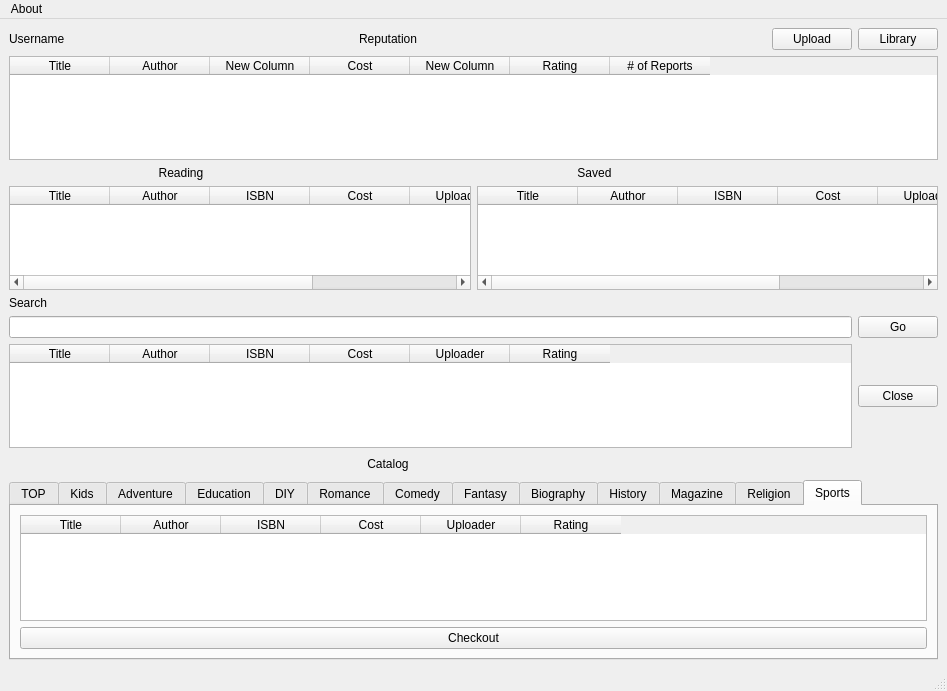
Above: designer/Ui_MainWindowRegistered.ui from psuong/P2PBooks before the change. Below: the same form after it.
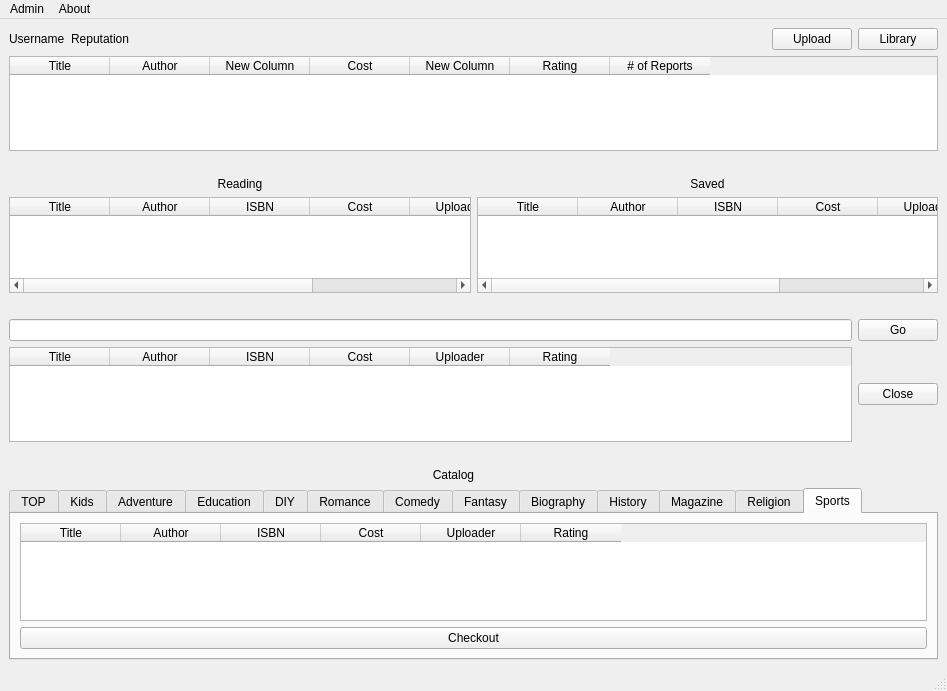
That is the form after the change.

Commit message: Updated format for MainWindowRegistered

```diff
--- a/designer/Ui_MainWindowRegistered.ui
+++ b/designer/Ui_MainWindowRegistered.ui
@@ -15,10 +15,199 @@
   </property>
   <widget class="QWidget" name="centralwidget">
    <layout class="QGridLayout" name="gridLayout">
-    <item row="8" column="0" colspan="4">
-     <widget class="QLineEdit" name="search_line_edit"/>
+    <item row="0" column="0">
+     <widget class="QLabel" name="username_label">
+      <property name="text">
+       <string>Username</string>
+      </property>
+     </widget>
     </item>
-    <item row="11" column="0" colspan="5">
+    <item row="0" column="5">
+     <widget class="QPushButton" name="library_push_button">
+      <property name="text">
+       <string>Library</string>
+      </property>
+     </widget>
+    </item>
+    <item row="1" column="0" colspan="6">
+     <widget class="QTableWidget" name="library_table_widget">
+      <column>
+       <property name="text">
+        <string>Title</string>
+       </property>
+      </column>
+      <column>
+       <property name="text">
+        <string>Author</string>
+       </property>
+      </column>
+      <column>
+       <property name="text">
+        <string>New Column</string>
+       </property>
+      </column>
+      <column>
+       <property name="text">
+        <string>Cost</string>
+       </property>
+      </column>
+      <column>
+       <property name="text">
+        <string>New Column</string>
+       </property>
+      </column>
+      <column>
+       <property name="text">
+        <string>Rating</string>
+       </property>
+      </column>
+      <column>
+       <property name="text">
+        <string># of Reports</string>
+       </property>
+      </column>
+     </widget>
+    </item>
+    <item row="0" column="3">
+     <spacer name="horizontalSpacer_4">
+      <property name="orientation">
+       <enum>Qt::Horizontal</enum>
+      </property>
+      <property name="sizeHint" stdset="0">
+       <size>
+        <width>40</width>
+        <height>20</height>
+       </size>
+      </property>
+     </spacer>
+    </item>
+    <item row="4" column="0" colspan="6">
+     <layout class="QHBoxLayout" name="horizontalLayout">
+      <item>
+       <widget class="QTableWidget" name="reading_table_widget">
+        <property name="columnCount">
+         <number>6</number>
+        </property>
+        <column>
+         <property name="text">
+          <string>Title</string>
+         </property>
+        </column>
+        <column>
+         <property name="text">
+          <string>Author</string>
+         </property>
+        </column>
+        <column>
+         <property name="text">
+          <string>ISBN</string>
+         </property>
+        </column>
+        <column>
+         <property name="text">
+          <string>Cost</string>
+         </property>
+        </column>
+        <column>
+         <property name="text">
+          <string>Uploader</string>
+         </property>
+        </column>
+        <column>
+         <property name="text">
+          <string>Rating</string>
+         </property>
+        </column>
+       </widget>
+      </item>
+      <item>
+       <widget class="QTableWidget" name="saved_table_widget">
+        <property name="columnCount">
+         <number>6</number>
+        </property>
+        <column>
+         <property name="text">
+          <string>Title</string>
+         </property>
+        </column>
+        <column>
+         <property name="text">
+          <string>Author</string>
+         </property>
+        </column>
+        <column>
+         <property name="text">
+          <string>ISBN</string>
+         </property>
+        </column>
+        <column>
+         <property name="text">
+          <string>Cost</string>
+         </property>
+        </column>
+        <column>
+         <property name="text">
+          <string>Uploader</string>
+         </property>
+        </column>
+        <column>
+         <property name="text">
+          <string>Rating</string>
+         </property>
+        </column>
+       </widget>
+      </item>
+     </layout>
+    </item>
+    <item row="0" column="4">
+     <widget class="QPushButton" name="upload_push_button">
+      <property name="text">
+       <string>Upload</string>
+      </property>
+     </widget>
+    </item>
+    <item row="6" column="5">
+     <widget class="QPushButton" name="go_push_button">
+      <property name="text">
+       <string>Go</string>
+      </property>
+     </widget>
+    </item>
+    <item row="7" column="0" colspan="5">
+     <widget class="QTableWidget" name="search_table_widget">
+      <column>
+       <property name="text">
+        <string>Title</string>
+       </property>
+      </column>
+      <column>
+       <property name="text">
+        <string>Author</string>
+       </property>
+      </column>
+      <column>
+       <property name="text">
+        <string>ISBN</string>
+       </property>
+      </column>
+      <column>
+       <property name="text">
+        <string>Cost</string>
+       </property>
+      </column>
+      <column>
+       <property name="text">
+        <string>Uploader</string>
+       </property>
+      </column>
+      <column>
+       <property name="text">
+        <string>Rating</string>
+       </property>
+      </column>
+     </widget>
+    </item>
+    <item row="15" column="0" colspan="6">
      <widget class="QTabWidget" name="tabWidget">
       <property name="currentIndex">
        <number>12</number>
@@ -619,66 +808,52 @@
         <string>Sports</string>
        </attribute>
        <layout class="QGridLayout" name="gridLayout_40">
-        <item row="0" column="0">
-         <widget class="QTableWidget" name="sports_table_widget">
-          <column>
-           <property name="text">
-            <string>Title</string>
-           </property>
-          </column>
-          <column>
-           <property name="text">
-            <string>Author</string>
-           </property>
-          </column>
-          <column>
-           <property name="text">
-            <string>ISBN</string>
-           </property>
-          </column>
-          <column>
-           <property name="text">
-            <string>Cost</string>
-           </property>
-          </column>
-          <column>
-           <property name="text">
-            <string>Uploader</string>
-           </property>
-          </column>
-          <column>
-           <property name="text">
-            <string>Rating</string>
-           </property>
-          </column>
-         </widget>
-        </item>
-        <item row="1" column="0">
+        <item row="2" column="0">
          <widget class="QPushButton" name="sports_checkout_push_button">
           <property name="text">
            <string>Checkout</string>
           </property>
          </widget>
         </item>
+        <item row="1" column="0">
+         <widget class="QTableWidget" name="sports_table_widget">
+          <column>
+           <property name="text">
+            <string>Title</string>
+           </property>
+          </column>
+          <column>
+           <property name="text">
+            <string>Author</string>
+           </property>
+          </column>
+          <column>
+           <property name="text">
+            <string>ISBN</string>
+           </property>
+          </column>
+          <column>
+           <property name="text">
+            <string>Cost</string>
+           </property>
+          </column>
+          <column>
+           <property name="text">
+            <string>Uploader</string>
+           </property>
+          </column>
+          <column>
+           <property name="text">
+            <string>Rating</string>
+           </property>
+          </column>
+         </widget>
+        </item>
        </layout>
       </widget>
      </widget>
     </item>
-    <item row="0" column="3">
-     <widget class="QPushButton" name="upload_push_button">
-      <property name="text">
-       <string>Upload</string>
-      </property>
-     </widget>
-    </item>
-    <item row="0" column="4">
-     <widget class="QPushButton" name="library_push_button">
-      <property name="text">
-       <string>Library</string>
-      </property>
-     </widget>
-    </item>
-    <item row="3" column="0">
+    <item row="3" column="0" colspan="6">
      <layout class="QHBoxLayout" name="horizontalLayout_2">
       <item>
        <widget class="QLabel" name="label_6">
@@ -690,96 +865,33 @@
         </property>
        </widget>
       </item>
+      <item>
+       <widget class="QLabel" name="label_7">
+        <property name="text">
+         <string>Saved</string>
+        </property>
+        <property name="alignment">
+         <set>Qt::AlignCenter</set>
+        </property>
+       </widget>
+      </item>
      </layout>
     </item>
-    <item row="1" column="0" colspan="5">
-     <widget class="QTableWidget" name="library_table_widget">
-      <column>
-       <property name="text">
-        <string>Title</string>
-       </property>
-      </column>
-      <column>
-       <property name="text">
-        <string>Author</string>
-       </property>
-      </column>
-      <column>
-       <property name="text">
-        <string>New Column</string>
-       </property>
-      </column>
-      <column>
-       <property name="text">
-        <string>Cost</string>
-       </property>
-      </column>
-      <column>
-       <property name="text">
-        <string>New Column</string>
-       </property>
-      </column>
-      <column>
-       <property name="text">
-        <string>Rating</string>
-       </property>
-      </column>
-      <column>
-       <property name="text">
-        <string># of Reports</string>
-       </property>
-      </column>
-     </widget>
-    </item>
-    <item row="8" column="4">
-     <widget class="QPushButton" name="go_push_button">
-      <property name="text">
-       <string>Go</string>
-      </property>
-     </widget>
-    </item>
-    <item row="9" column="0" colspan="4">
-     <widget class="QTableWidget" name="search_table_widget">
-      <column>
-       <property name="text">
-        <string>Title</string>
-       </property>
-      </column>
-      <column>
-       <property name="text">
-        <string>Author</string>
-       </property>
-      </column>
-      <column>
-       <property name="text">
-        <string>ISBN</string>
-       </property>
-      </column>
-      <column>
-       <property name="text">
-        <string>Cost</string>
-       </property>
-      </column>
-      <column>
-       <property name="text">
-        <string>Uploader</string>
-       </property>
-      </column>
-      <column>
-       <property name="text">
-        <string>Rating</string>
-       </property>
-      </column>
-     </widget>
-    </item>
-    <item row="9" column="4">
+    <item row="7" column="5">
      <widget class="QPushButton" name="close_push_button">
       <property name="text">
        <string>Close</string>
       </property>
      </widget>
     </item>
-    <item row="10" column="0">
+    <item row="0" column="1">
+     <widget class="QLabel" name="reputation_label">
+      <property name="text">
+       <string>Reputation</string>
+      </property>
+     </widget>
+    </item>
+    <item row="5" column="0" colspan="6">
      <spacer name="horizontalSpacer_3">
       <property name="orientation">
        <enum>Qt::Horizontal</enum>
@@ -792,7 +904,36 @@
       </property>
      </spacer>
     </item>
-    <item row="10" column="1">
+    <item row="2" column="0" colspan="6">
+     <spacer name="horizontalSpacer">
+      <property name="orientation">
+       <enum>Qt::Horizontal</enum>
+      </property>
+      <property name="sizeHint" stdset="0">
+       <size>
+        <width>40</width>
+        <height>20</height>
+       </size>
+      </property>
+     </spacer>
+    </item>
+    <item row="9" column="0" colspan="6">
+     <spacer name="horizontalSpacer_2">
+      <property name="orientation">
+       <enum>Qt::Horizontal</enum>
+      </property>
+      <property name="sizeHint" stdset="0">
+       <size>
+        <width>40</width>
+        <height>20</height>
+       </size>
+      </property>
+     </spacer>
+    </item>
+    <item row="6" column="0" colspan="5">
+     <widget class="QLineEdit" name="search_line_edit"/>
+    </item>
+    <item row="10" column="3">
      <widget class="QLabel" name="label">
       <property name="lineWidth">
        <number>1</number>
@@ -808,128 +949,6 @@
       </property>
      </widget>
     </item>
-    <item row="4" column="0" colspan="5">
-     <layout class="QHBoxLayout" name="horizontalLayout">
-      <item>
-       <widget class="QTableWidget" name="reading_table_widget">
-        <property name="columnCount">
-         <number>6</number>
-        </property>
-        <column>
-         <property name="text">
-          <string>Title</string>
-         </property>
-        </column>
-        <column>
-         <property name="text">
-          <string>Author</string>
-         </property>
-        </column>
-        <column>
-         <property name="text">
-          <string>ISBN</string>
-         </property>
-        </column>
-        <column>
-         <property name="text">
-          <string>Cost</string>
-         </property>
-        </column>
-        <column>
-         <property name="text">
-          <string>Uploader</string>
-         </property>
-        </column>
-        <column>
-         <property name="text">
-          <string>Rating</string>
-         </property>
-        </column>
-       </widget>
-      </item>
-      <item>
-       <widget class="QTableWidget" name="saved_table_widget">
-        <property name="columnCount">
-         <number>6</number>
-        </property>
-        <column>
-         <property name="text">
-          <string>Title</string>
-         </property>
-        </column>
-        <column>
-         <property name="text">
-          <string>Author</string>
-         </property>
-        </column>
-        <column>
-         <property name="text">
-          <string>ISBN</string>
-         </property>
-        </column>
-        <column>
-         <property name="text">
-          <string>Cost</string>
-         </property>
-        </column>
-        <column>
-         <property name="text">
-          <string>Uploader</string>
-         </property>
-        </column>
-        <column>
-         <property name="text">
-          <string>Rating</string>
-         </property>
-        </column>
-       </widget>
-      </item>
-     </layout>
-    </item>
-    <item row="0" column="1">
-     <widget class="QLabel" name="reputation_label">
-      <property name="text">
-       <string>Reputation</string>
-      </property>
-     </widget>
-    </item>
-    <item row="0" column="0">
-     <widget class="QLabel" name="username_label">
-      <property name="text">
-       <string>Username</string>
-      </property>
-     </widget>
-    </item>
-    <item row="3" column="2">
-     <widget class="QLabel" name="label_7">
-      <property name="text">
-       <string>Saved</string>
-      </property>
-      <property name="alignment">
-       <set>Qt::AlignCenter</set>
-      </property>
-     </widget>
-    </item>
-    <item row="0" column="2">
-     <spacer name="horizontalSpacer_4">
-      <property name="orientation">
-       <enum>Qt::Horizontal</enum>
-      </property>
-      <property name="sizeHint" stdset="0">
-       <size>
-        <width>40</width>
-        <height>20</height>
-       </size>
-      </property>
-     </spacer>
-    </item>
-    <item row="5" column="0">
-     <widget class="QLabel" name="label_2">
-      <property name="text">
-       <string>Search</string>
-      </property>
-     </widget>
-    </item>
    </layout>
    <zorder>username_label</zorder>
    <zorder>library_push_button</zorder>
@@ -953,7 +972,7 @@
      <x>0</x>
      <y>0</y>
      <width>947</width>
-     <height>21</height>
+     <height>26</height>
     </rect>
    </property>
    <widget class="QMenu" name="menuAbout">
@@ -961,6 +980,12 @@
      <string>About</string>
     </property>
    </widget>
+   <widget class="QMenu" name="menuAdmin">
+    <property name="title">
+     <string>Admin</string>
+    </property>
+   </widget>
+   <addaction name="menuAdmin"/>
    <addaction name="menuAbout"/>
   </widget>
   <widget class="QStatusBar" name="statusbar"/>
```
Left out of the diff: 9 changed lines with no effect on the pictures. The commit also changes 1 other file.
